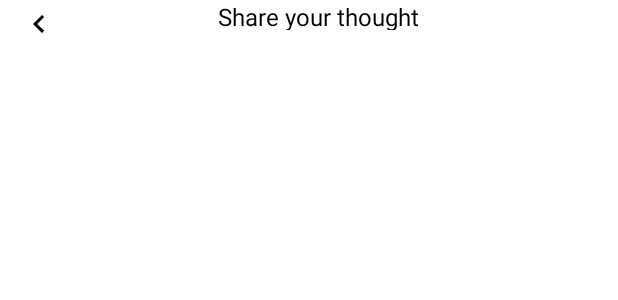
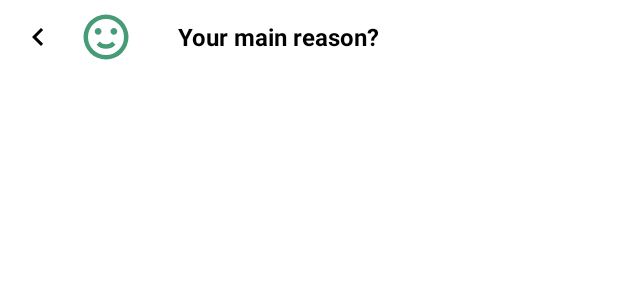
Before and after one commit to alakhalil/Mobile-interactions, an Android app: the layout normal_feelings.xml on its own in the app's theme, with its tools: preview values and no code run, on a phone screen of 412 x 824 dp. Shown: the top 300 px of the screen. Run offline under Robolectric (Android 15) with nearby library versions, the phone set to English and light mode, and no system bars.

Commit message:
selectReason title

```diff
--- a/MoodTracker/app/src/main/java/com/example/moodtracker/ui/home/HomeFragment.java
+++ b/MoodTracker/app/src/main/java/com/example/moodtracker/ui/home/HomeFragment.java
@@ -92,6 +92,7 @@ public class HomeFragment extends Fragment {
             @Override
             public void onClick(View view) {
                 showBottomSheetDialogStrongFeelings();
+                bottomSheetDialog.dismiss();
             }
         });
 
@@ -100,6 +101,7 @@ public class HomeFragment extends Fragment {
             @Override
             public void onClick(View view) {
                 showBottomSheetDialogNormalFeelings();
+                bottomSheetDialog.dismiss();
             }
         });
 
--- a/MoodTracker/app/src/main/res/layout/normal_feelings.xml
+++ b/MoodTracker/app/src/main/res/layout/normal_feelings.xml
@@ -1,34 +1,51 @@
 <?xml version="1.0" encoding="utf-8"?>
-<androidx.constraintlayout.widget.ConstraintLayout xmlns:android="http://schemas.android.com/apk/res/android"
+<RelativeLayout xmlns:android="http://schemas.android.com/apk/res/android"
     xmlns:app="http://schemas.android.com/apk/res-auto"
     xmlns:tools="http://schemas.android.com/tools"
     android:layout_width="match_parent"
-    android:layout_height="match_parent">
+    android:layout_height="750dp">
 
-    <TextView
-        android:id="@+id/textView"
-        android:layout_width="159dp"
-        android:layout_height="20dp"
-        android:text="Share your thought"
-        android:textColor="@color/black"
-        android:textSize="16sp"
+    <LinearLayout
+        android:layout_width="match_parent"
+        android:layout_height="41dp"
+        android:layout_marginTop="4dp"
+        android:gravity="center_vertical"
+        android:orientation="horizontal"
         app:layout_constraintEnd_toEndOf="parent"
-        app:layout_constraintHorizontal_bias="0.575"
-        app:layout_constraintStart_toStartOf="parent"
-        app:layout_constraintTop_toTopOf="parent"
-        tools:layout_editor_absoluteY="4dp" />
-
-    <ImageView
-        android:id="@+id/imageView"
-        android:layout_width="44dp"
-        android:layout_height="wrap_content"
-        android:layout_gravity="start"
-        android:layout_marginStart="4dp"
-        android:layout_marginTop="4dp"
-        android:contentDescription="TODO"
-        android:src="@drawable/chevron_left"
+        app:layout_constraintHorizontal_bias="0.497"
         app:layout_constraintStart_toStartOf="parent"
         app:layout_constraintTop_toTopOf="parent">
 
-    </ImageView>
-</androidx.constraintlayout.widget.ConstraintLayout>
+        <ImageView
+            android:id="@+id/backBtn"
+            android:layout_width="44dp"
+            android:layout_height="wrap_content"
+            android:layout_gravity="center"
+            android:layout_marginLeft="3dp"
+            android:contentDescription="TODO"
+            android:src="@drawable/chevron_left" />
+
+        <ImageView
+            android:id="@+id/happy_icon"
+            android:layout_width="36dp"
+            android:layout_height="match_parent"
+            android:layout_gravity="center"
+            android:layout_marginLeft="5dp"
+            android:contentDescription="TODO"
+            android:src="@drawable/emoticon_happy_outline">
+
+        </ImageView>
+
+        <TextView
+            android:id="@+id/yourMainReason"
+            android:layout_width="146dp"
+            android:layout_height="wrap_content"
+            android:layout_marginStart="30dp"
+            android:text="Your main reason?"
+            android:layout_gravity="center"
+            android:textColor="@color/black"
+            android:textSize="16sp"
+            android:textStyle="bold" />
+    </LinearLayout>
+
+</RelativeLayout>
--- a/MoodTracker/app/src/main/res/layout/select_feeling_dialog.xml
+++ b/MoodTracker/app/src/main/res/layout/select_feeling_dialog.xml
@@ -4,7 +4,7 @@
     xmlns:tools="http://schemas.android.com/tools"
     android:orientation="vertical"
     android:layout_width="match_parent"
-    android:layout_height="1000dp">
+    android:layout_height="750dp">
 
     <ImageButton
         android:id="@+id/btnClose"
--- a/MoodTracker/app/src/main/res/layout/strong_feelings_input.xml
+++ b/MoodTracker/app/src/main/res/layout/strong_feelings_input.xml
@@ -14,6 +14,7 @@
         android:text="Share your thought"
         android:textColor="@color/black"
         android:textSize="16sp"
+        android:textStyle="bold"
         app:layout_constraintEnd_toEndOf="parent"
         app:layout_constraintHorizontal_bias="0.575"
         app:layout_constraintStart_toStartOf="parent"
@@ -30,7 +31,6 @@
         android:src="@drawable/chevron_left"
         app:layout_constraintStart_toStartOf="parent"
         app:layout_constraintTop_toTopOf="parent">
-
     </ImageView>
 
 
```
